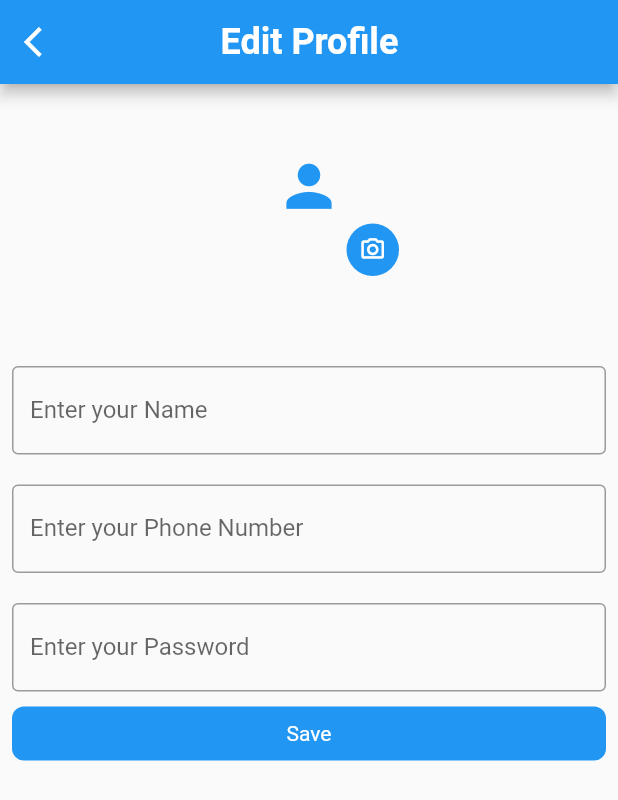
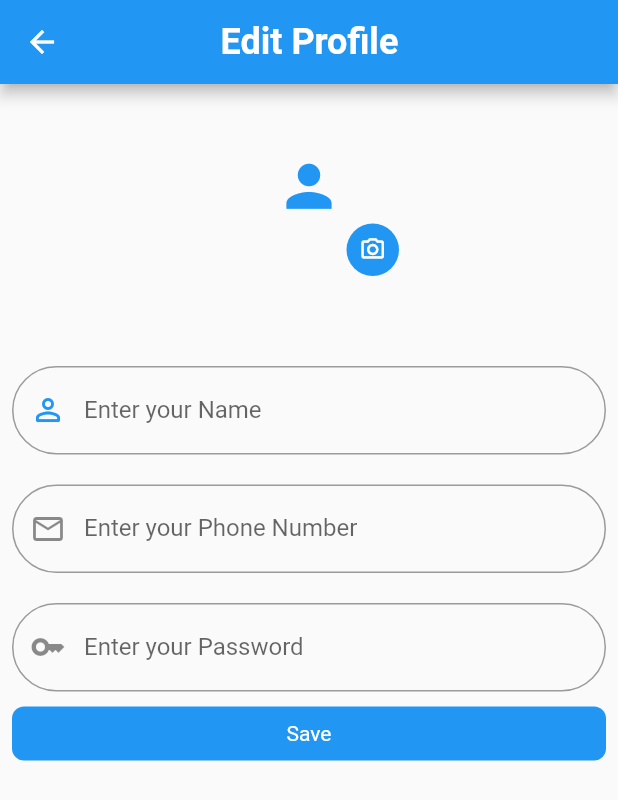
Before and after one commit to Pranikaa/Eyephoria, a Flutter app: the UpdateProfilePage screen opened directly, on a phone screen of 412 x 824 dp. Shown: the top 800 px of the screen. Run offline on Flutter 3.47's test engine with Material 2 defaults, Android fonts, the phone set to English and light mode, and no system bars; our stand-ins replace badges, flutter_slidable, get, image_picker, localstorage, shared_preferences; missing offline and left inert: tabnavigator; accounts and stored records are empty; network calls fail; Roboto replaces fonts that are missing (Segoe UI).

Commit message:
edit profile page

```diff
--- a/lib/components/my_field.dart
+++ b/lib/components/my_field.dart
@@ -6,12 +6,13 @@ class MyField extends StatelessWidget {
   final bool obscureText;
   final Function? myValidator;
   final Icon? prefixIcon;
+
   const MyField(
       {Key? key,
       required this.controller,
       this.text = "Email",
       this.myValidator,
-      this.obscureText = false, this.prefixIcon})
+      this.obscureText = false, this.prefixIcon, })
       : super(key: key);
 
   @override
@@ -23,8 +24,11 @@ class MyField extends StatelessWidget {
         obscureText: obscureText,
         decoration: InputDecoration(
           labelText: 'Enter your $text',
-          border: const OutlineInputBorder(),
+          border: OutlineInputBorder(
+            borderRadius: BorderRadius.circular(100,)),
+            prefixIcon: prefixIcon,
         ),
+
         validator: (value) {
           // return null;
           if (value!.isEmpty) {
--- a/lib/pages/cart_page.dart
+++ b/lib/pages/cart_page.dart
@@ -13,7 +13,7 @@ class CartPage extends StatelessWidget {
   @override
   Widget build(BuildContext context) {
     return Scaffold(
-      appBar: AppBar(title: const Text("Cart")),
+      appBar: AppBar(title: const Text("    Cart")),
       body: Padding(
         padding: const EdgeInsets.all(8.0),
         child: Column(
--- a/lib/pages/profile/update_profile.dart
+++ b/lib/pages/profile/update_profile.dart
@@ -1,7 +1,6 @@
 
 import 'package:eyephoria_pranika_fyp/components/my_button.dart';
 import 'package:eyephoria_pranika_fyp/components/my_field.dart';
-import 'package:eyephoria_pranika_fyp/utils/constants.dart';
 import 'package:flutter/material.dart';
 import 'package:get/get.dart';
 
@@ -23,10 +22,10 @@ class UpdateProfilePage extends StatelessWidget {
   Widget build(BuildContext context) {
     return Scaffold(
       appBar: AppBar(
-        leading: IconButton(
-          onPressed:()=>Get.back,
-          icon: const Icon(Icons.arrow_back_ios,
-          color: Colors.white,),),
+        // leading: IconButton(
+        //   onPressed:()=>Get.back,
+        //   icon: const Icon(Icons.arrow_back_ios,
+        //   color: Colors.white,),),
         title:  const Padding(
           padding: EdgeInsets.only(left: 75),
            child: Text(
--- a/lib/utils/api.dart
+++ b/lib/utils/api.dart
@@ -1,4 +1,4 @@
-const baseUrl = "http://192.168.1.67/eyephoria_api";
+const baseUrl = "http://192.168.1.103/eyephoria_api";
 const LOGIN_API = "$baseUrl/login.php";
 const SIGNUP_API = "$baseUrl/singup.php";
 const LOGOUT_API = "$baseUrl/logout.php";
--- a/lib/utils/constants.dart
+++ b/lib/utils/constants.dart
@@ -1,7 +1,7 @@
 import 'package:flutter/material.dart';
 import 'package:get/get.dart';
 
-const primaryColor = Colors.black;
+const primaryColor = Colors.blue;
 const backgroundColor = Colors.white;
 
 showMessage({required String message, isSuccess = true}) {
```
Lines whose indentation alone changed are shown as unchanged.
